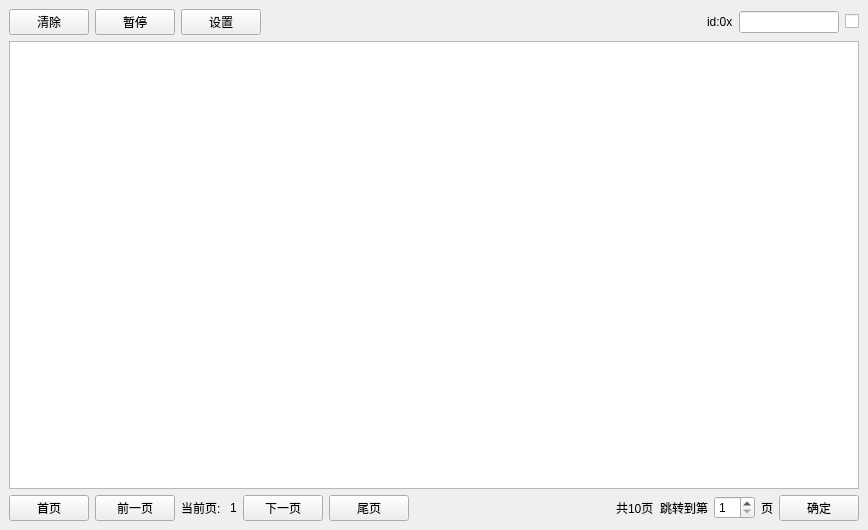
Qt form ZCAN_MINI/UI/canview_dockwidget.ui (icanerandy/ZCAN_MINI) before a commit.
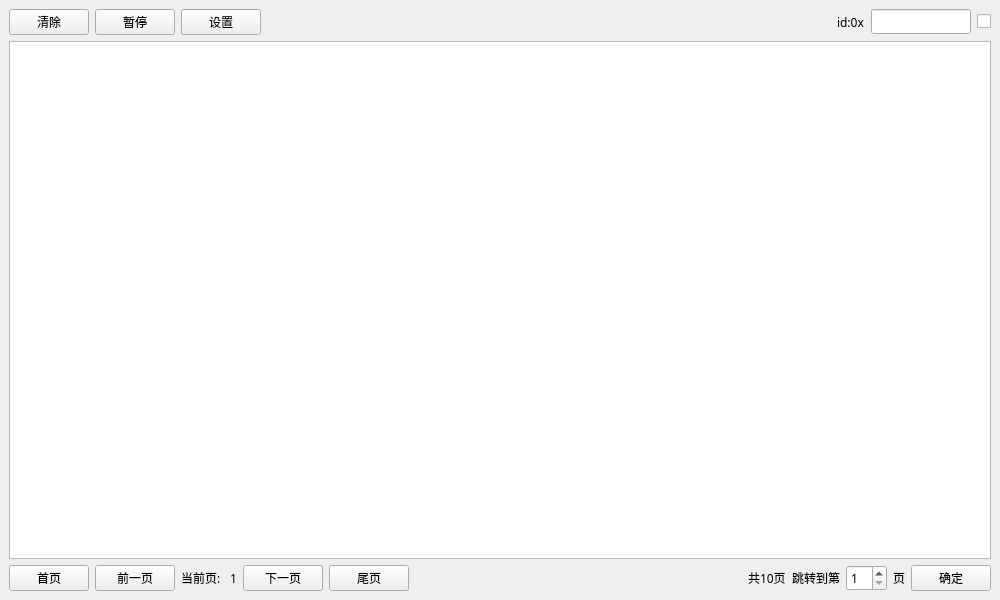
The same form after that commit. Custom widgets are drawn as their Qt base class.

```diff
--- a/ZCAN_MINI/UI/canview_dockwidget.ui
+++ b/ZCAN_MINI/UI/canview_dockwidget.ui
@@ -6,14 +6,38 @@
    <rect>
     <x>0</x>
     <y>0</y>
-    <width>868</width>
-    <height>530</height>
+    <width>1000</width>
+    <height>600</height>
    </rect>
   </property>
+  <property name="sizePolicy">
+   <sizepolicy hsizetype="Preferred" vsizetype="Preferred">
+    <horstretch>0</horstretch>
+    <verstretch>0</verstretch>
+   </sizepolicy>
+  </property>
+  <property name="minimumSize">
+   <size>
+    <width>1000</width>
+    <height>526</height>
+   </size>
+  </property>
+  <property name="font">
+   <font>
+    <family>Microsoft YaHei UI</family>
+    <pointsize>9</pointsize>
+   </font>
+  </property>
   <property name="windowTitle">
    <string>CAN报文列表</string>
   </property>
   <widget class="QWidget" name="dockWidgetContents">
+   <property name="minimumSize">
+    <size>
+     <width>0</width>
+     <height>500</height>
+    </size>
+   </property>
    <layout class="QGridLayout" name="gridLayout">
     <item row="0" column="0">
      <layout class="QHBoxLayout" name="horizontalLayout">
@@ -59,6 +83,12 @@
       </item>
       <item>
        <widget class="QLabel" name="label">
+        <property name="font">
+         <font>
+          <family>黑体</family>
+          <pointsize>9</pointsize>
+         </font>
+        </property>
         <property name="text">
          <string>id:0x</string>
         </property>
@@ -72,6 +102,12 @@
           <height>16777215</height>
          </size>
         </property>
+        <property name="font">
+         <font>
+          <family>黑体</family>
+          <pointsize>9</pointsize>
+         </font>
+        </property>
        </widget>
       </item>
       <item>
@@ -84,12 +120,25 @@
      </layout>
     </item>
     <item row="1" column="0">
-     <widget class="QTableView" name="tableView"/>
+     <widget class="QTableView" name="tableView">
+      <property name="font">
+       <font>
+        <family>黑体</family>
+        <pointsize>9</pointsize>
+       </font>
+      </property>
+     </widget>
     </item>
     <item row="2" column="0">
      <layout class="QHBoxLayout" name="horizontalLayout_2">
       <item>
        <widget class="QtMaterialRaisedButton" name="btnFirstPage">
+        <property name="font">
+         <font>
+          <family>黑体</family>
+          <pointsize>9</pointsize>
+         </font>
+        </property>
         <property name="text">
          <string>首页</string>
         </property>
@@ -97,6 +146,12 @@
       </item>
       <item>
        <widget class="QtMaterialRaisedButton" name="btnPreviousPage">
+        <property name="font">
+         <font>
+          <family>黑体</family>
+          <pointsize>9</pointsize>
+         </font>
+        </property>
         <property name="text">
          <string>前一页</string>
         </property>
@@ -104,6 +159,18 @@
       </item>
       <item>
        <widget class="QLabel" name="labCurrentPage_2">
+        <property name="maximumSize">
+         <size>
+          <width>100000</width>
+          <height>16777215</height>
+         </size>
+        </property>
+        <property name="font">
+         <font>
+          <family>黑体</family>
+          <pointsize>9</pointsize>
+         </font>
+        </property>
         <property name="text">
          <string>当前页: </string>
         </property>
@@ -111,6 +178,12 @@
       </item>
       <item>
        <widget class="QLabel" name="labCurrentPage">
+        <property name="font">
+         <font>
+          <family>黑体</family>
+          <pointsize>9</pointsize>
+         </font>
+        </property>
         <property name="text">
          <string>1</string>
         </property>
@@ -118,6 +191,12 @@
       </item>
       <item>
        <widget class="QtMaterialRaisedButton" name="btnNextPage">
+        <property name="font">
+         <font>
+          <family>黑体</family>
+          <pointsize>9</pointsize>
+         </font>
+        </property>
         <property name="text">
          <string>下一页</string>
         </property>
@@ -125,6 +204,12 @@
       </item>
       <item>
        <widget class="QtMaterialRaisedButton" name="btnLastPage">
+        <property name="font">
+         <font>
+          <family>黑体</family>
+          <pointsize>9</pointsize>
+         </font>
+        </property>
         <property name="text">
          <string>尾页</string>
         </property>
@@ -145,6 +230,12 @@
       </item>
       <item>
        <widget class="QLabel" name="labTotalPage">
+        <property name="font">
+         <font>
+          <family>黑体</family>
+          <pointsize>9</pointsize>
+         </font>
+        </property>
         <property name="text">
          <string>共10页</string>
         </property>
@@ -152,6 +243,12 @@
       </item>
       <item>
        <widget class="QLabel" name="labJump">
+        <property name="font">
+         <font>
+          <family>黑体</family>
+          <pointsize>9</pointsize>
+         </font>
+        </property>
         <property name="text">
          <string>跳转到第</string>
         </property>
@@ -159,6 +256,12 @@
       </item>
       <item>
        <widget class="QSpinBox" name="spinBox">
+        <property name="font">
+         <font>
+          <family>黑体</family>
+          <pointsize>9</pointsize>
+         </font>
+        </property>
         <property name="minimum">
          <number>1</number>
         </property>
@@ -169,6 +272,12 @@
       </item>
       <item>
        <widget class="QLabel" name="labPage">
+        <property name="font">
+         <font>
+          <family>黑体</family>
+          <pointsize>9</pointsize>
+         </font>
+        </property>
         <property name="text">
          <string>页</string>
         </property>
@@ -176,6 +285,12 @@
       </item>
       <item>
        <widget class="QtMaterialRaisedButton" name="btnJumpPage">
+        <property name="font">
+         <font>
+          <family>黑体</family>
+          <pointsize>9</pointsize>
+         </font>
+        </property>
         <property name="text">
          <string>确定</string>
         </property>
```
Left out of the diff: 18 changed lines with no effect on the pictures.
